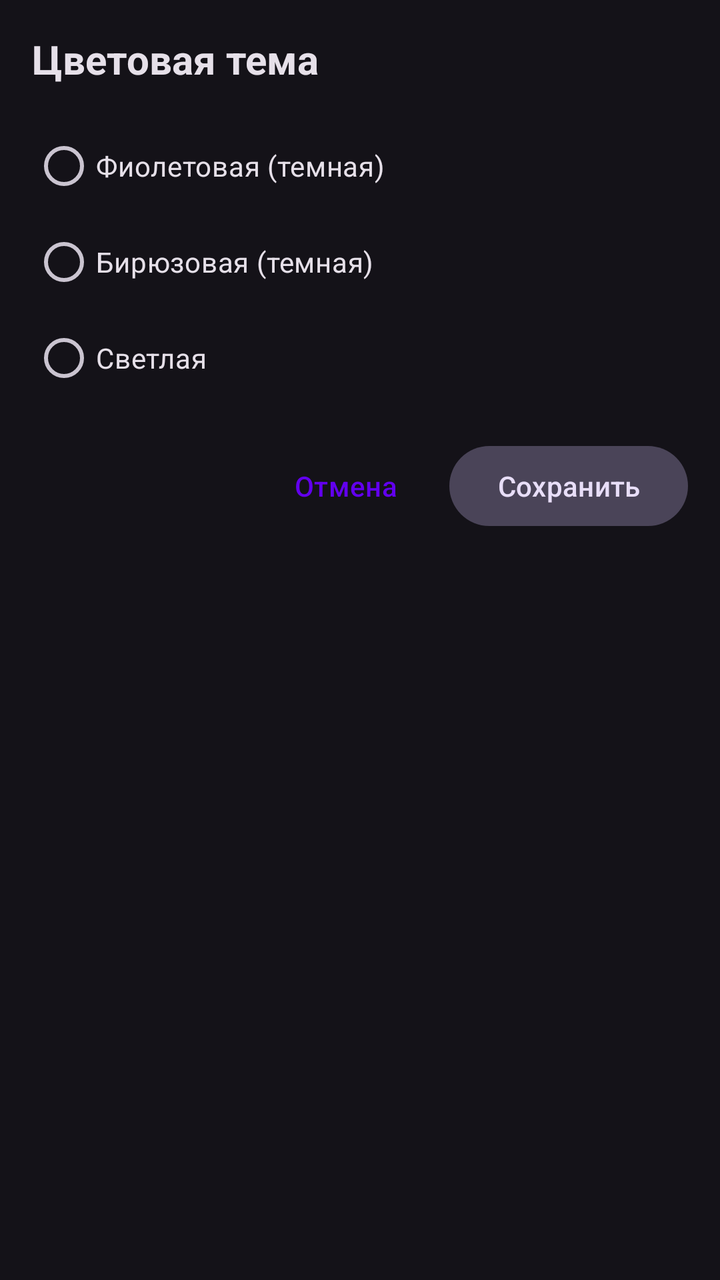
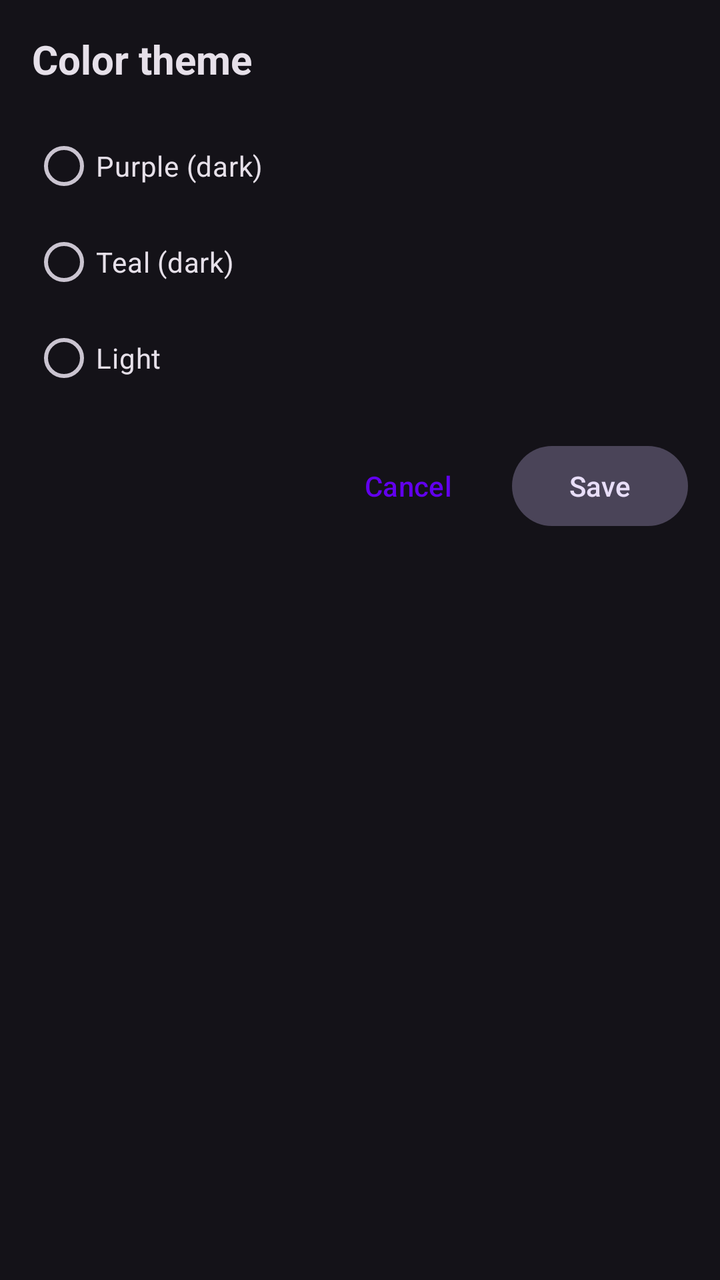

Before-and-after screenshots of an Android layout around one commit, followed by the original layout XML and the change that was made.
<!-- AndroidManifest.xml: application theme Theme.TelegramNewsReader -->
<!-- res/layout/dialog_color_theme.xml -->
<?xml version="1.0" encoding="utf-8"?>
<LinearLayout xmlns:android="http://schemas.android.com/apk/res/android"
    android:layout_width="match_parent"
    android:layout_height="wrap_content"
    android:orientation="vertical"
    android:padding="16dp">

    <TextView
        android:layout_width="wrap_content"
        android:layout_height="wrap_content"
        android:text="Цветовая тема"
        android:textSize="20sp"
        android:textStyle="bold"
        android:layout_marginBottom="16dp"
        android:textColor="?attr/colorOnSurface" />

    <RadioGroup
        android:id="@+id/rg_color_theme"
        android:layout_width="match_parent"
        android:layout_height="wrap_content"
        android:orientation="vertical"
        android:layout_marginBottom="16dp">

        <RadioButton
            android:id="@+id/rb_theme_purple"
            android:layout_width="wrap_content"
            android:layout_height="wrap_content"
            android:text="Фиолетовая (темная)" />

        <RadioButton
            android:id="@+id/rb_theme_teal"
            android:layout_width="wrap_content"
            android:layout_height="wrap_content"
            android:text="Бирюзовая (темная)" />

        <RadioButton
            android:id="@+id/rb_theme_light"
            android:layout_width="wrap_content"
            android:layout_height="wrap_content"
            android:text="Светлая" />

    </RadioGroup>

    <LinearLayout
        android:layout_width="match_parent"
        android:layout_height="wrap_content"
        android:orientation="horizontal"
        android:gravity="end">

        <Button
            android:id="@+id/btn_cancel_theme"
            style="@style/Widget.Material3.Button.TextButton"
            android:layout_width="wrap_content"
            android:layout_height="wrap_content"
            android:text="Отмена" />

        <Button
            android:id="@+id/btn_save_theme"
            style="@style/Widget.Material3.Button.TonalButton"
            android:layout_width="wrap_content"
            android:layout_height="wrap_content"
            android:text="Сохранить"
            android:layout_marginStart="8dp" />

    </LinearLayout>

</LinearLayout>
<!-- resources referenced by this layout -->
<resources>
  <style name="Theme.TelegramNewsReader" parent="Theme.TelegramNewsReader.Purple" />
  <style name="Theme.TelegramNewsReader.Purple" parent="Theme.Material3.Dark.NoActionBar">
          <item name="colorPrimary">@color/purple_500</item>
          <item name="colorPrimaryVariant">@color/purple_700</item>
          <item name="colorOnPrimary">@color/white</item>
          <item name="android:statusBarColor">?attr/colorPrimaryVariant</item>
          <item name="actionBarStyle">@style/CustomActionBarStyle</item>
      </style>
  <color name="purple_500">#FF6200EE</color>
  <color name="purple_700">#FF3700B3</color>
  <color name="white">#FFFFFFFF</color>
  <style name="CustomActionBarStyle" parent="Widget.Material3.ActionBar.Solid">
          <item name="titleTextStyle">@style/CustomActionBarTitle</item>
          <item name="android:titleTextStyle">@style/CustomActionBarTitle</item>
      </style>
  <style name="CustomActionBarTitle" parent="TextAppearance.Material3.ActionBar.Title">
          <item name="android:textSize">18sp</item>
          <item name="android:textStyle">bold</item>
          <item name="android:textColor">@color/white</item>
          <item name="android:gravity">center</item>
          <item name="android:layout_gravity">center</item>
      </style>
</resources>

<!-- the commit's change to res/layout/dialog_color_theme.xml (unified diff, before → after) -->
@@ -8,7 +8,7 @@
     <TextView
         android:layout_width="wrap_content"
         android:layout_height="wrap_content"
-        android:text="Цветовая тема"
+        android:text="@string/color_theme_title"
         android:textSize="20sp"
         android:textStyle="bold"
         android:layout_marginBottom="16dp"
@@ -25,19 +25,19 @@
             android:id="@+id/rb_theme_purple"
             android:layout_width="wrap_content"
             android:layout_height="wrap_content"
-            android:text="Фиолетовая (темная)" />
+            android:text="@string/theme_purple" />
 
         <RadioButton
             android:id="@+id/rb_theme_teal"
             android:layout_width="wrap_content"
             android:layout_height="wrap_content"
-            android:text="Бирюзовая (темная)" />
+            android:text="@string/theme_teal" />
 
         <RadioButton
             android:id="@+id/rb_theme_light"
             android:layout_width="wrap_content"
             android:layout_height="wrap_content"
-            android:text="Светлая" />
+            android:text="@string/theme_light" />
 
     </RadioGroup>
 
@@ -52,14 +52,14 @@
             style="@style/Widget.Material3.Button.TextButton"
             android:layout_width="wrap_content"
             android:layout_height="wrap_content"
-            android:text="Отмена" />
+            android:text="@string/cancel" />
 
         <Button
             android:id="@+id/btn_save_theme"
             style="@style/Widget.Material3.Button.TonalButton"
             android:layout_width="wrap_content"
             android:layout_height="wrap_content"
-            android:text="Сохранить"
+            android:text="@string/save"
             android:layout_marginStart="8dp" />
 
     </LinearLayout>
<!-- resource entries referenced after the edit -->
@@ -1,5 +1,11 @@
 <!-- resources referenced by this layout -->
 <resources>
+  <string name="cancel">Cancel</string>
+  <string name="color_theme_title">Color theme</string>
+  <string name="save">Save</string>
+  <string name="theme_light">Light</string>
+  <string name="theme_purple">Purple (dark)</string>
+  <string name="theme_teal">Teal (dark)</string>
   <style name="Theme.TelegramNewsReader" parent="Theme.TelegramNewsReader.Purple" />
   <style name="Theme.TelegramNewsReader.Purple" parent="Theme.Material3.Dark.NoActionBar">
           <item name="colorPrimary">@color/purple_500</item>
